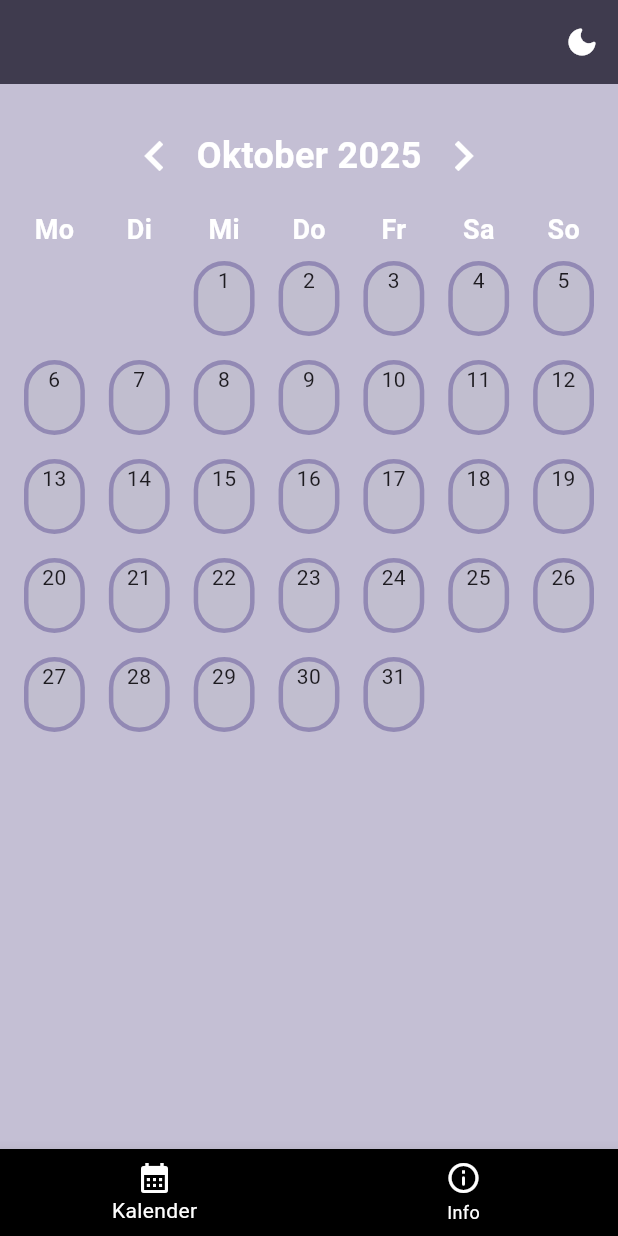
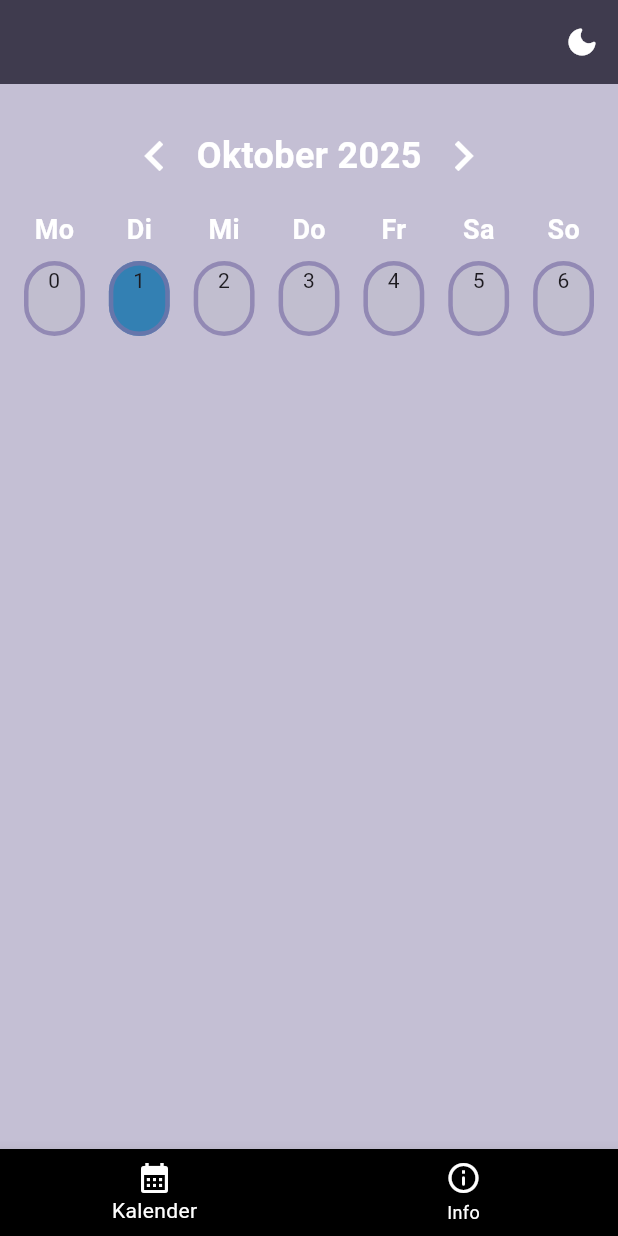
Before and after one commit to MelissaHartung/Kalender_flutter, a Flutter app: the screen it shows after launch, on a phone screen of 412 x 824 dp. Run offline on Flutter 3.47's test engine with Material 3 defaults, Android fonts, the phone set to English and light mode, and no system bars.

Commit message:
kalender

```diff
--- a/flutter_kalender/lib/functions/calender_table.dart
+++ b/flutter_kalender/lib/functions/calender_table.dart
@@ -15,24 +15,23 @@
 
   @override
   Widget build(BuildContext context) {
-    final DateTime firstDayOfMonth = DateTime(date.year, date.month, 1);
-    final DateTime lastDayOfMonth = DateTime(date.year, date.month + 1, 0);
-    int startWeekday = firstDayOfMonth.weekday;
-    int daysInMonth = lastDayOfMonth.day;
     final List<String> weekdays = ['Mo', 'Di', 'Mi', 'Do', 'Fr', 'Sa', 'So'];
+    DateTime startOfWeek = date.subtract(Duration(days: date.weekday - 1));
 
-    List<Widget> dayCells = [];
+    List<Widget> weekCells = [];
 
-    for (int i = 1; i < startWeekday; i++) {
-      dayCells.add(Container());
-    }
-    for (int i = 1; i <= daysInMonth; i++) {
-      dayCells.add(
+    for (int i = 0; i < 7; i++) {
+      DateTime day = startOfWeek.add(Duration(days: i));
+      final heute = DateTime.now();
+      final istHeute =
+          day.day == heute.day &&
+          date.month == heute.month &&
+          date.year == heute.year;
+      weekCells.add(
         GestureDetector(
           onTap: () {
-            final selectedDay = DateTime(date.year, date.month, i);
-            setDate(selectedDay);
-            updateText(Feiertage.getHoliday(selectedDay));
+            setDate(day);
+            updateText(Feiertage.getHoliday(day));
             Navigator.pushNamed(context, '/information_page');
           },
           child: Padding(
@@ -40,8 +39,11 @@
             child: Container(
               height: 50,
               width: 100,
+
               decoration: BoxDecoration(
-                color: const Color.fromARGB(255, 193, 190, 207),
+                color: istHeute
+                    ? const Color.fromARGB(255, 51, 128, 179)
+                    : const Color.fromARGB(255, 193, 190, 207),
                 border: Border.all(
                   color: const Color.fromARGB(176, 125, 113, 168),
                   width: 3,
@@ -58,7 +60,6 @@
         ),
       );
     }
-    int rowCount = (dayCells.length / 7).ceil();
     final List<TableRow> rows = [];
 
     rows.add(
@@ -79,30 +80,11 @@
             .toList(),
       ),
     );
-    for (int i = 0; i < rowCount; i++) {
-      int startindex = i * 7;
-      int endIndex = startindex + 7;
-      if (startindex >= dayCells.length) {
-        break;
-      }
-
-      List<Widget> weekCells = dayCells.sublist(
-        startindex,
-        endIndex > dayCells.length ? dayCells.length : endIndex,
-      );
-      while (weekCells.length < 7) {
-        weekCells.add(Container());
-      }
-      rows.add(TableRow(children: weekCells));
-    }
+    rows.add(TableRow(children: weekCells));
 
     return Padding(
       padding: const EdgeInsets.all(8.0),
-      child: Table(
-        // border: TableBorder.all(color: const Color.fromARGB(255, 0, 0, 0),
-        // width: 1, borderRadius: BorderRadius.all(Radius.circular(10))),
-        children: rows,
-      ),
+      child: Table(children: rows),
     );
   }
 }
--- a/flutter_kalender/lib/functions/holidays.dart
+++ b/flutter_kalender/lib/functions/holidays.dart
@@ -4,13 +4,11 @@
 class Feiertag {
   final String date;
   final String name;
-  Feiertag({required this.date, required this.name});
+  const Feiertag({required this.date, required this.name});
 }
 
 class Feiertage {
-  Feiertage();
-
-  static final List<Feiertag> fixedFeiertage = [
+  static const List<Feiertag> fixedFeiertage = [
     Feiertag(date: "01.01.", name: "Neujahr"),
     Feiertag(date: "06.01.", name: "Heilige Drei Könige"),
     Feiertag(date: "01.05.", name: "Tag der Arbeit"),
--- a/flutter_kalender/lib/main.dart
+++ b/flutter_kalender/lib/main.dart
@@ -2,6 +2,7 @@
 import 'Kalender.dart';
 import 'package:intl/date_symbol_data_local.dart';
 import 'information_page.dart';
+import 'notizen.dart';
 
 void main() async {
   WidgetsFlutterBinding.ensureInitialized();
@@ -63,6 +64,7 @@
           previousMonth: _previousMonth,
           nextMonth: _nextMonth,
         ),
+        '/notizen': (context) => const Notizen(),
       },
     );
   }
```
Also changed, not shown: flutter_kalender/lib/information_page.dart (+18 -1 lines), flutter_kalender/lib/notizen.dart (added, +25 -0 lines).
